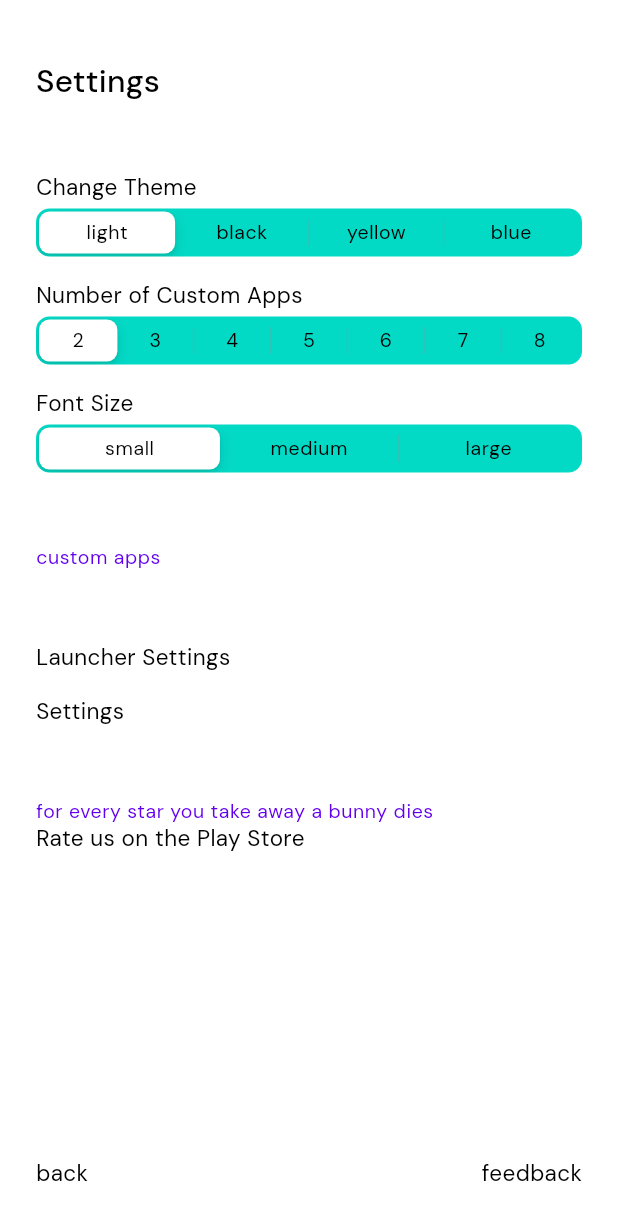
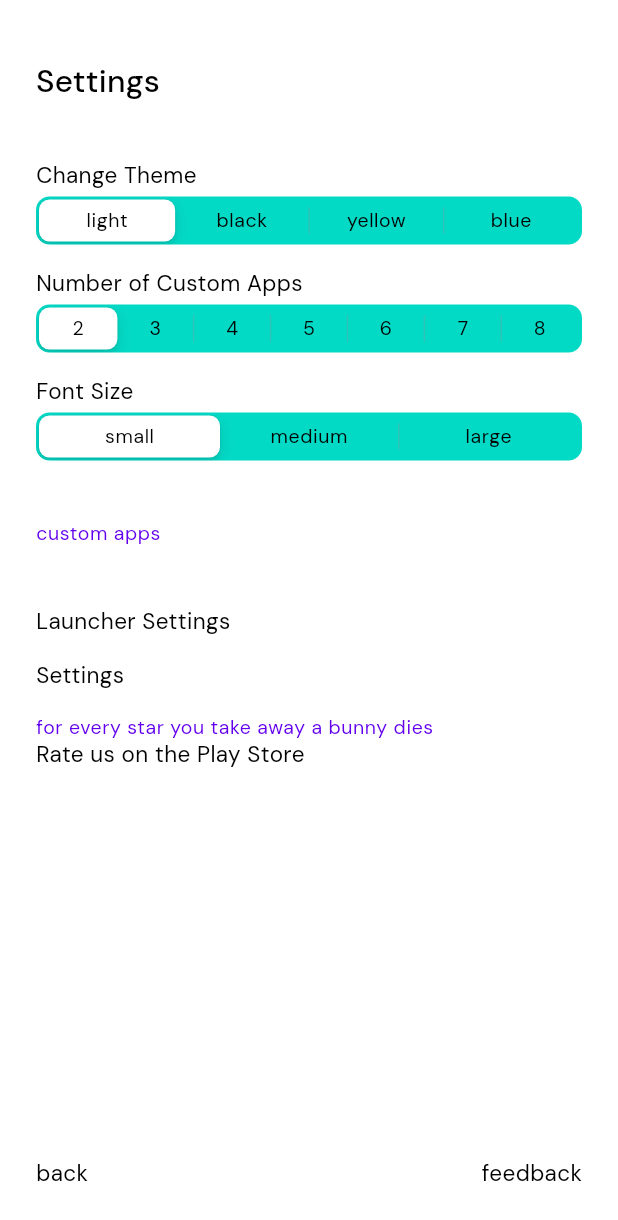
Before and after one commit to aswinmohanme/lessphone-final, a Flutter app: the SettingsScreen screen opened directly, on a phone screen of 412 x 824 dp. Shown: the top 1220 px of the screen. Run offline on Flutter 3.47's test engine with Material 2 defaults, Android fonts, the phone set to English and light mode, and no system bars; our stand-ins replace battery, date_format, google_fonts, hive, hive_flutter; missing offline and left inert: device_apps, intent, tailwind_colors; accounts and stored records are empty; generated files the repository leaves out were written again.

Commit message:
Fix Settings Screen

```diff
--- a/lib/screens/settings_screen.dart
+++ b/lib/screens/settings_screen.dart
@@ -20,10 +20,11 @@ class SettingsScreen extends StatelessWidget {
             children: <Widget>[
               SizedBox(height: s_4),
               HeadingText("Settings"),
-              ListView(
-                shrinkWrap: true,
+              SizedBox(height: s_2),
+              Expanded(
+                child: ListView(
                   children: <Widget>[
-                  SizedBox(height: s_12),
+                    SizedBox(height: s_8),
                     SettingBigBodyText("Change Theme"),
                     SizedBox(height: s_1),
                     SegmentedChoice(
@@ -31,15 +32,17 @@ class SettingsScreen extends StatelessWidget {
                     SizedBox(height: s_4),
                     SettingBigBodyText("Number of Custom Apps"),
                     SizedBox(height: s_1),
-                  SegmentedChoice(choices: ["2", "3", "4", "5", "6", "7", "8"]),
+                    SegmentedChoice(
+                        choices: ["2", "3", "4", "5", "6", "7", "8"]),
                     SizedBox(height: s_4),
                     SettingBigBodyText("Font Size"),
                     SizedBox(height: s_1),
                     SegmentedChoice(choices: ["small", "medium", "large"]),
-                  SizedBox(height: s_12),
+                    SizedBox(height: s_10),
                     CaptionText("custom apps"),
                     ListView.builder(
                       shrinkWrap: true,
+                      physics: NeverScrollableScrollPhysics(),
                       itemCount: CustomApp.count(),
                       itemBuilder: (BuildContext context, int index) {
                         CustomApp customApp = CustomApp.get(index);
@@ -48,19 +51,21 @@ class SettingsScreen extends StatelessWidget {
                             child: SettingBigBodyText(customApp.name));
                       },
                     ),
-                  SizedBox(height: s_12),
+                    SizedBox(height: s_10),
                     SettingBigBodyText("Launcher Settings",
                         onTap: PlatformIntents.launchHomeSettings),
                     SizedBox(height: s_4),
                     SettingBigBodyText("Settings",
                         onTap: PlatformIntents.launchDeviceSettings),
-                  SizedBox(height: s_12),
+                    SizedBox(height: s_4),
                     CaptionText("for every star you take away a bunny dies"),
                     SettingBigBodyText("Rate us on the Play Store",
                         onTap: PlatformIntents.launchPlayStorePage),
+                    SizedBox(height: s_4),
                   ],
                 ),
-              Spacer(),
+              ),
+              SizedBox(height: s_2),
               Footer(
                 leftText: "back",
                 leftFunction: () {
--- a/lib/screens/task_screen.dart
+++ b/lib/screens/task_screen.dart
@@ -38,7 +38,7 @@ class TaskScreen extends StatelessWidget {
               Expanded(
                 child: ValueListenableBuilder(
                     valueListenable: Task.listenable(),
-                    builder: (context, _, _) {
+                    builder: (context, box, _) {
                       return ListView.builder(
                         itemCount: Task.count(),
                         itemBuilder: (BuildContext context, int index) {
```
Lines whose indentation alone changed are shown as unchanged.
